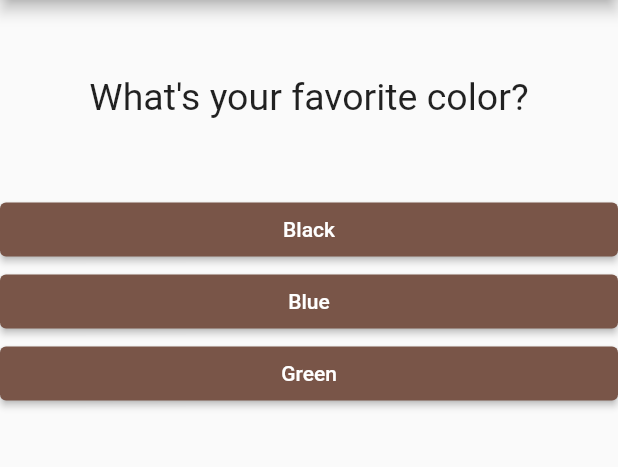
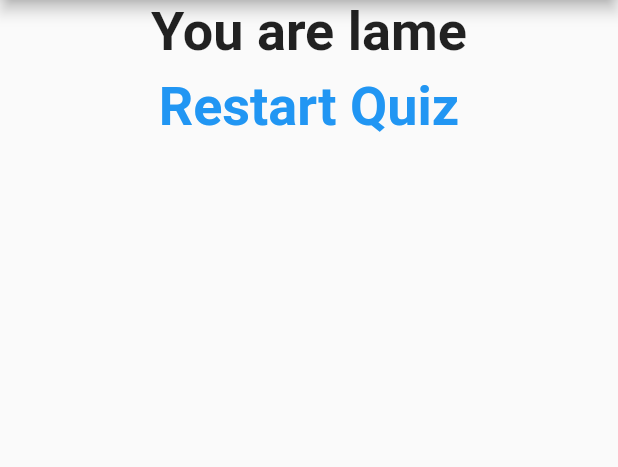
Before and after one commit to jorgemelendez/flutter-learning-module-1, a Flutter app: the screen it shows after launch, after a tap on "Black", after a tap on "Lion", on a phone screen of 412 x 824 dp, the part 84-551 px from its top. Run offline on Flutter 3.47's test engine with Material 2 defaults, Android fonts, the phone set to English and light mode, and no system bars.

Commit message:
finish basic app

```diff
--- a/lib/answer.dart
+++ b/lib/answer.dart
@@ -1,12 +1,12 @@
 import 'package:flutter/material.dart';
 
 class Answer extends StatelessWidget {
-  final VoidCallback answerQuestion;
-  final String answerText;
+  final Function answerQuestion;
+  final Map<String, Object> answerObj;
 
   const Answer(
     this.answerQuestion,
-    this.answerText,
+    this.answerObj,
   );
 
   @override
@@ -17,8 +17,8 @@ class Answer extends StatelessWidget {
         style: ButtonStyle(
           backgroundColor: MaterialStatePropertyAll(Colors.brown),
         ),
-        onPressed: answerQuestion,
-        child: Text(answerText),
+        onPressed: () => answerQuestion(answerObj['score']),
+        child: Text(answerObj['text'] as String),
       ),
     );
   }
--- a/lib/main.dart
+++ b/lib/main.dart
@@ -1,3 +1,7 @@
+import 'dart:math';
+
+import 'package:first_module/quiz.dart';
+import 'package:first_module/result.dart';
 import 'package:flutter/material.dart';
 
 import './question.dart';
@@ -15,35 +19,40 @@ class MyApp extends StatefulWidget {
 }
 
 class MyAppState extends State<MyApp> {
-  void answerQuestion() {
-    // if (questionIndex + 1 >= questions.length) {
-    //   return;
-    // }
-
+  void answerQuestion(int answerScore) {
     setState(() {
+      totalScore += answerScore;
       questionIndex++;
     });
+
+    print(totalScore);
   }
 
   void restartQuestionCounter() {
     setState(() {
+      totalScore = 0;
       questionIndex = 0;
     });
   }
 
   int questionIndex = 0;
-  static const questions = [
+  int totalScore = 0;
+  static const _questions = [
     {
       'questionText': 'What\'s your favorite color?',
-      'answers': ['Black', 'Blue', 'Green'],
+      'answers': [
+        {'text': 'Black', 'score': 5},
+        {'text': 'Blue', 'score': 7},
+        {'text': 'Green', 'score': 2},
+      ],
     },
     {
       'questionText': 'What is you favorite animal?',
-      'answers': ['Lion', 'Eagle', 'Seal'],
-    },
-    {
-      'questionText': 'What\'s your favorite color?',
-      'answers': ['Black', 'Blue', 'Green'],
+      'answers': [
+        {'text': 'Lion', 'score': 4},
+        {'text': 'Eagle', 'score': 8},
+        {'text': 'Rabbit', 'score': 1},
+      ],
     },
   ];
 
@@ -54,18 +63,14 @@ class MyAppState extends State<MyApp> {
       appBar: AppBar(
         title: Text('Hola Jimbo'),
       ),
-      body: questionIndex < questions.length
-          ? Column(
-              children: <Widget>[
-                Question(questions[questionIndex]['questionText'] as String),
-                ...(questions[questionIndex]['answers'] as List<String>)
-                    .map((e) => Answer(answerQuestion, e))
-                    .toList(),
-              ],
+      body: questionIndex < _questions.length
+          ? Quiz(
+              questionText: _questions[questionIndex]['questionText'] as String,
+              questionAnswers: _questions[questionIndex]['answers']
+                  as List<Map<String, Object>>,
+              answerQuestion: answerQuestion,
             )
-          : Center(
-              child: Text('You did it!'),
-            ),
+          : Result(totalScore, restartQuestionCounter),
     ));
   }
 }
--- /dev/null
+++ b/lib/quiz.dart
@@ -0,0 +1,26 @@
+import 'package:flutter/material.dart';
+
+import './question.dart';
+import './answer.dart';
+
+class Quiz extends StatelessWidget {
+  final String questionText;
+  final List<Map<String, Object>> questionAnswers;
+  final Function answerQuestion;
+
+  Quiz({
+    required this.questionText,
+    required this.questionAnswers,
+    required this.answerQuestion,
+  });
+
+  @override
+  Widget build(BuildContext context) {
+    return Column(
+      children: <Widget>[
+        Question(questionText),
+        ...(questionAnswers.map((e) => Answer(answerQuestion, e))),
+      ],
+    );
+  }
+}
--- /dev/null
+++ b/lib/result.dart
@@ -0,0 +1,49 @@
+import 'package:flutter/material.dart';
+
+class Result extends StatelessWidget {
+  final int resultScore;
+  final VoidCallback restartQuiz;
+
+  Result(this.resultScore, this.restartQuiz);
+
+  String get resultPhrase {
+    var resultText = 'You did it!';
+
+    if (resultScore < 5) {
+      resultText = 'You are awesome';
+    } else if (resultScore == 6) {
+      resultText = 'You are kind of weird';
+    } else {
+      resultText = 'You are lame';
+    }
+
+    return resultText;
+  }
+
+  @override
+  Widget build(BuildContext context) {
+    return Center(
+      child: Column(
+        children: [
+          Text(
+            resultPhrase,
+            style: TextStyle(
+              fontSize: 36,
+              fontWeight: FontWeight.bold,
+            ),
+          ),
+          TextButton(
+            onPressed: restartQuiz,
+            child: Text(
+              'Restart Quiz',
+              style: TextStyle(
+                fontSize: 36,
+                fontWeight: FontWeight.bold,
+              ),
+            ),
+          )
+        ],
+      ),
+    );
+  }
+}
```
